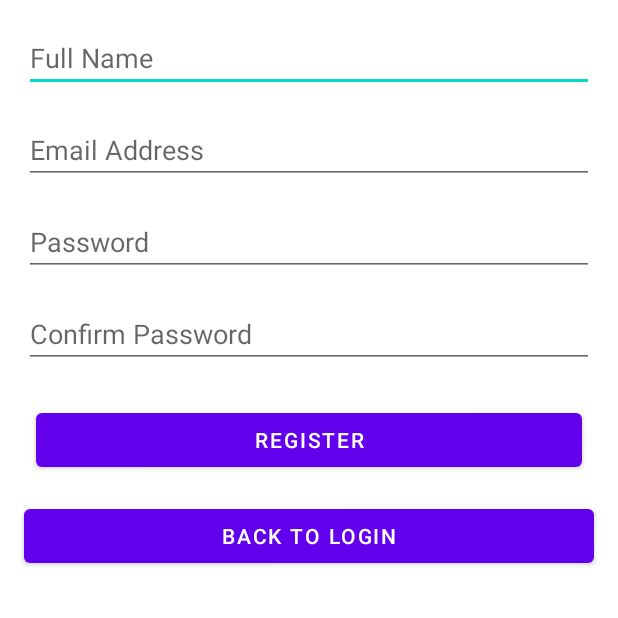
After one commit to michelleguti17/EbusuaSchoolApp, an Android app: the Register screen opened directly, with no data from a screen before it, on a phone screen of 412 x 824 dp, the top half of it. The commit adds this screen. Run offline under Robolectric (Android 15) with nearby library versions, the phone set to English and light mode, and no system bars; our stand-ins replace Firebase (no records; nobody signed in at launch, a user with empty details on screens opened directly).

Commit message:
Added Register class and connected to firebase

```diff
--- a/app/build.gradle
+++ b/app/build.gradle
@@ -1,5 +1,6 @@
 plugins {
     id 'com.android.application'
+    id 'com.google.gms.google-services'
 }
 
 android {
@@ -33,6 +34,7 @@ dependencies {
     implementation 'com.google.android.material:material:1.4.0'
     implementation 'androidx.constraintlayout:constraintlayout:2.1.1'
     implementation 'androidx.legacy:legacy-support-v4:1.0.0'
+    implementation 'com.google.firebase:firebase-auth:21.0.1'
 
 
     testImplementation 'junit:junit:4.+'
--- a/app/src/main/AndroidManifest.xml
+++ b/app/src/main/AndroidManifest.xml
@@ -9,6 +9,12 @@
         android:roundIcon="@mipmap/ic_launcher_round"
         android:supportsRtl="true"
         android:theme="@style/Theme.EbusuaSchoolApp">
+        <activity
+            android:name=".Register"
+            android:exported="false" />
+        <activity
+            android:name=".Login"
+            android:exported="false" />
         <activity
             android:name=".MainActivity"
             android:exported="true">
--- /dev/null
+++ b/app/src/main/java/com/example/ebusuaschoolapp/Register.java
@@ -0,0 +1,102 @@
+package com.example.ebusuaschoolapp;
+
+import androidx.annotation.NonNull;
+import androidx.appcompat.app.AppCompatActivity;
+
+import android.content.Intent;
+import android.os.Bundle;
+import android.view.View;
+import android.widget.Button;
+import android.widget.EditText;
+import android.widget.Toast;
+
+import com.google.android.gms.tasks.OnFailureListener;
+import com.google.android.gms.tasks.OnSuccessListener;
+import com.google.android.material.badge.BadgeDrawable;
+import com.google.firebase.auth.AuthResult;
+import com.google.firebase.auth.FirebaseAuth;
+
+public class Register extends AppCompatActivity {
+
+    EditText registerFullName, registerEmail, registerPassword, confirmPassword;
+    Button registerUserBtn, gotoLogin;
+
+    FirebaseAuth fAuth;
+
+    @Override
+    protected void onCreate(Bundle savedInstanceState) {
+        super.onCreate(savedInstanceState);
+        setContentView(R.layout.activity_register);
+
+        registerFullName = findViewById(R.id.registerFullName);
+        registerEmail = findViewById(R.id.registerEmail);
+        registerPassword = findViewById(R.id.registerPassword);
+        confirmPassword = findViewById(R.id.confirmPassword);
+
+        registerUserBtn = findViewById(R.id.registerBtn);
+        gotoLogin = findViewById(R.id.gotoLogin);
+
+        fAuth = FirebaseAuth.getInstance();
+
+        gotoLogin.setOnClickListener(new View.OnClickListener() {
+            @Override
+            public void onClick(View v) {
+                startActivity(new Intent(getApplicationContext(), Login.class));
+                finish();
+            }
+        });
+
+        registerUserBtn.setOnClickListener(new View.OnClickListener() {
+            @Override
+            public void onClick(View v) {
+                // extract the data from the form
+                String fullName = registerFullName.getText().toString();
+                String email = registerEmail.getText().toString();
+                String password = registerPassword.getText().toString();
+                String confirmPass = confirmPassword.getText().toString();
+
+                // validate if text fields are empty
+                if (fullName.isEmpty()) {
+                    registerFullName.setError("Full name is required");
+                    return;
+                }
+                if (email.isEmpty()) {
+                    registerEmail.setError("Email is required");
+                    return;
+                }
+                if (password.isEmpty()) {
+                    registerPassword.setError("Password is required");
+                    return;
+                }
+                if (confirmPass.isEmpty()) {
+                    confirmPassword.setError("Confirm password is required");
+                    return;
+                }
+
+                // compare the two entered passwords
+                if (!password.equals(confirmPass)) {
+                    confirmPassword.setError("Passwords do not match");
+                    return;
+                }
+                // when the data is validated, register the user using firebase
+                Toast.makeText(Register.this, "Data Validated.", Toast.LENGTH_SHORT).show();
+
+                fAuth.createUserWithEmailAndPassword(email, password).addOnSuccessListener(new OnSuccessListener<AuthResult>() {
+                    @Override
+                    public void onSuccess(AuthResult authResult) {
+                        // send user to the home page
+                        startActivity(new Intent(getApplicationContext(), MainActivity.class));
+                        // remove all the activity that was opened before main activity
+                        finish();
+                    }
+                }).addOnFailureListener(new OnFailureListener() {
+                    @Override
+                    public void onFailure(@NonNull Exception e) {
+                        Toast.makeText(Register.this, e.getMessage(), Toast.LENGTH_SHORT).show();
+                    }
+                });
+            }
+        });
+
+    }
+}
--- a/app/src/main/res/layout/activity_main.xml
+++ b/app/src/main/res/layout/activity_main.xml
@@ -24,7 +24,9 @@
         app:itemIconSize="32dp"
         app:itemIconTint="@color/background_header_color"
         app:itemTextColor="#13248F"
-        app:menu="@menu/main_menu" />
+        app:menu="@menu/main_menu" >
+
+    </com.google.android.material.navigation.NavigationView>
 
 
     <ScrollView
@@ -96,6 +98,7 @@
                     app:cardBackgroundColor="#FFFFFF">
 
                     <RelativeLayout
+                        android:id="@+id/logoutBtn"
                         android:layout_width="match_parent"
                         android:layout_height="match_parent"
                         android:background="#D7F57C00"
@@ -250,6 +253,7 @@
                 </androidx.cardview.widget.CardView>
 
             </LinearLayout>
+
         </androidx.constraintlayout.widget.ConstraintLayout>
     </ScrollView>
 </androidx.drawerlayout.widget.DrawerLayout>
--- /dev/null
+++ b/app/src/main/res/layout/activity_register.xml
@@ -0,0 +1,88 @@
+<?xml version="1.0" encoding="utf-8"?>
+<androidx.constraintlayout.widget.ConstraintLayout xmlns:android="http://schemas.android.com/apk/res/android"
+    xmlns:app="http://schemas.android.com/apk/res-auto"
+    xmlns:tools="http://schemas.android.com/tools"
+    android:layout_width="match_parent"
+    android:layout_height="match_parent"
+    tools:context=".Register">
+
+    <EditText
+        android:id="@+id/registerFullName"
+        android:layout_width="0dp"
+        android:layout_height="wrap_content"
+        android:layout_marginStart="16dp"
+        android:layout_marginTop="16dp"
+        android:layout_marginEnd="16dp"
+        android:ems="10"
+        android:hint="Full Name"
+        android:inputType="textPersonName"
+        app:layout_constraintEnd_toEndOf="parent"
+        app:layout_constraintStart_toStartOf="parent"
+        app:layout_constraintTop_toTopOf="parent" />
+
+    <EditText
+        android:id="@+id/registerEmail"
+        android:layout_width="0dp"
+        android:layout_height="wrap_content"
+        android:layout_marginStart="16dp"
+        android:layout_marginTop="16dp"
+        android:layout_marginEnd="16dp"
+        android:ems="10"
+        android:hint="Email Address"
+        android:inputType="textEmailAddress"
+        app:layout_constraintEnd_toEndOf="parent"
+        app:layout_constraintStart_toStartOf="parent"
+        app:layout_constraintTop_toBottomOf="@+id/registerFullName" />
+
+    <EditText
+        android:id="@+id/registerPassword"
+        android:layout_width="0dp"
+        android:layout_height="wrap_content"
+        android:layout_marginStart="16dp"
+        android:layout_marginTop="16dp"
+        android:layout_marginEnd="16dp"
+        android:ems="10"
+        android:hint="Password"
+        android:inputType="textPassword"
+        app:layout_constraintEnd_toEndOf="parent"
+        app:layout_constraintStart_toStartOf="parent"
+        app:layout_constraintTop_toBottomOf="@+id/registerEmail" />
+
+    <EditText
+        android:id="@+id/confirmPassword"
+        android:layout_width="0dp"
+        android:layout_height="wrap_content"
+        android:layout_marginStart="16dp"
+        android:layout_marginTop="16dp"
+        android:layout_marginEnd="16dp"
+        android:ems="10"
+        android:hint="Confirm Password"
+        android:inputType="textPassword"
+        app:layout_constraintEnd_toEndOf="parent"
+        app:layout_constraintStart_toStartOf="parent"
+        app:layout_constraintTop_toBottomOf="@+id/registerPassword" />
+
+    <Button
+        android:id="@+id/registerBtn"
+        android:layout_width="0dp"
+        android:layout_height="wrap_content"
+        android:layout_marginStart="24dp"
+        android:layout_marginTop="24dp"
+        android:layout_marginEnd="24dp"
+        android:text="Register"
+        app:layout_constraintEnd_toEndOf="parent"
+        app:layout_constraintStart_toStartOf="parent"
+        app:layout_constraintTop_toBottomOf="@+id/confirmPassword" />
+
+    <Button
+        android:id="@+id/gotoLogin"
+        android:layout_width="0dp"
+        android:layout_height="wrap_content"
+        android:layout_marginStart="16dp"
+        android:layout_marginTop="16dp"
+        android:layout_marginEnd="16dp"
+        android:text="Back to Login"
+        app:layout_constraintEnd_toEndOf="parent"
+        app:layout_constraintStart_toStartOf="parent"
+        app:layout_constraintTop_toBottomOf="@+id/registerBtn" />
+</androidx.constraintlayout.widget.ConstraintLayout>
--- a/app/src/main/res/values/strings.xml
+++ b/app/src/main/res/values/strings.xml
@@ -1,5 +1,5 @@
 <resources>
     <string name="app_name">EbusuaSchoolApp</string>
     <string name="navigation_drawer_open">Open navigation drawer</string>
-    <string name= "navigation_drawer_close">Close navigation drawer</string>
+    <string name="navigation_drawer_close">Close navigation drawer</string>
 </resources>
--- a/build.gradle
+++ b/build.gradle
@@ -6,6 +6,7 @@ buildscript {
     }
     dependencies {
         classpath "com.android.tools.build:gradle:7.0.2"
+        classpath 'com.google.gms:google-services:4.3.10'
 
         // NOTE: Do not place your application dependencies here; they belong
         // in the individual module build.gradle files
```
Also changed, not shown: app/src/main/java/com/example/ebusuaschoolapp/Login.java (+74 -0 lines), app/src/main/java/com/example/ebusuaschoolapp/MainActivity.java (+26 -1 lines), app/src/main/res/layout/activity_login.xml (added, +61 -0 lines).
